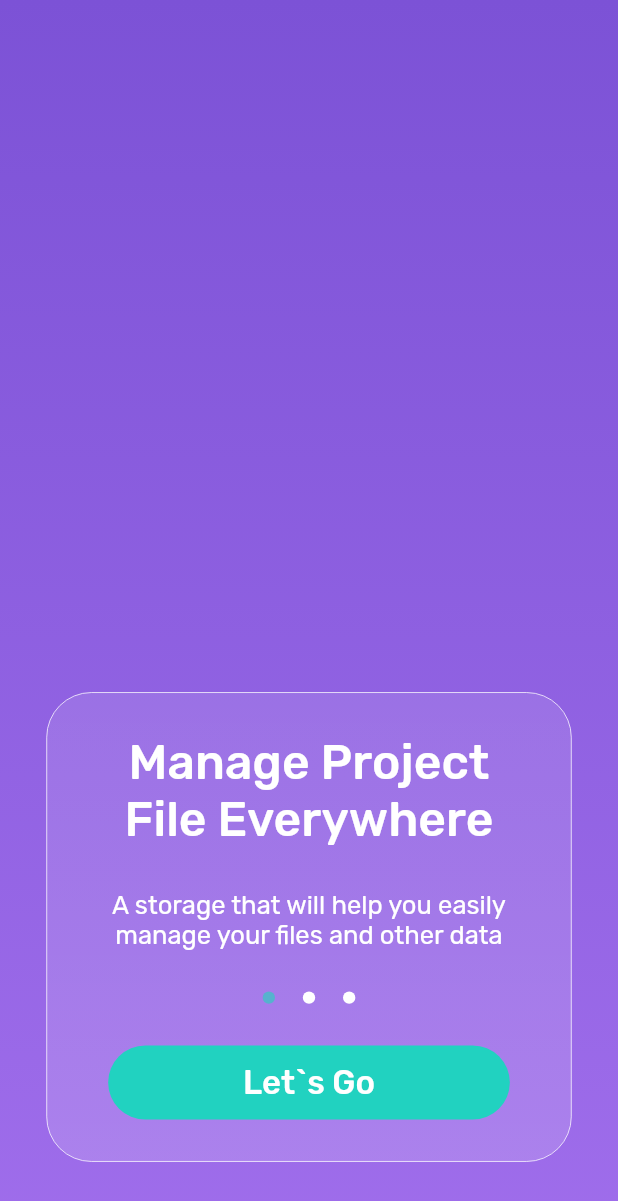
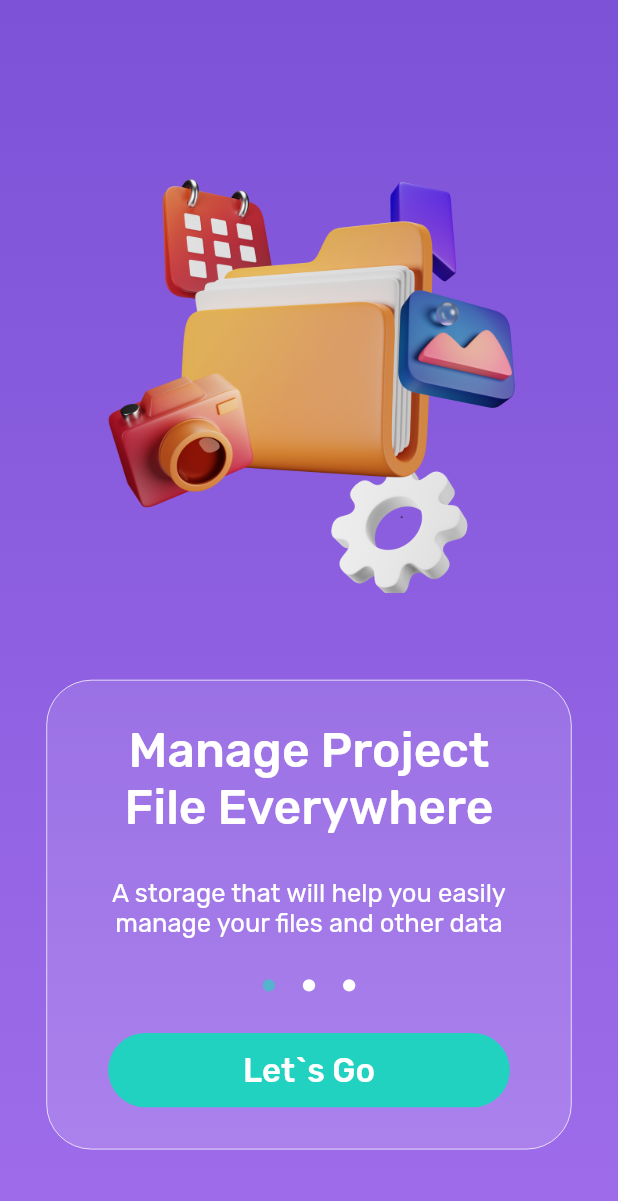
Before and after one commit to Retiunskykh/storage_app, a Flutter app: the screen it shows after launch, on a phone screen of 412 x 824 dp. Shown: the top 1201 px of the screen. Run offline on Flutter 3.47's test engine with Material 2 defaults, Android fonts, the phone set to English and light mode, and no system bars; our stand-ins replace google_fonts.

Commit message:
Add icons on Introduction Page

```diff
--- a/lib/pages/introduction_page.dart
+++ b/lib/pages/introduction_page.dart
@@ -17,7 +17,7 @@ class IntroductionPageState extends State<IntroductionPage>{
   @override
   Widget build(BuildContext context) {
     return Stack(
-      alignment: Alignment.center,
+      alignment: Alignment.topCenter,
       children: [
         Container(
           width: MediaQuery.of(context).size.width,
@@ -31,10 +31,19 @@ class IntroductionPageState extends State<IntroductionPage>{
           ),
         ),
         Container(
+          alignment: Alignment.center,
           width: MediaQuery.of(context).size.width*0.85,
           height: MediaQuery.of(context).size.height*0.38,
           margin: EdgeInsets.only(
-            top: MediaQuery.of(context).size.height*0.5,
+            top: MediaQuery.of(context).size.height*0.1,
+          ),
+          child: Image.asset("assets/images/start_page_icons.png"),
+        ),
+        Container(
+          width: MediaQuery.of(context).size.width*0.85,
+          height: MediaQuery.of(context).size.height*0.38,
+          margin: EdgeInsets.only(
+            top: MediaQuery.of(context).size.height*0.55,
           ),
           decoration: BoxDecoration(
             gradient: const LinearGradient(
--- a/pubspec.yaml
+++ b/pubspec.yaml
@@ -18,3 +18,6 @@ dev_dependencies:
 
 flutter:
   uses-material-design: true
+
+  assets:
+    - assets/images/start_page_icons.png
```
Also changed, not shown: assets/images/start_page_icons.png (added), 3 other files.
